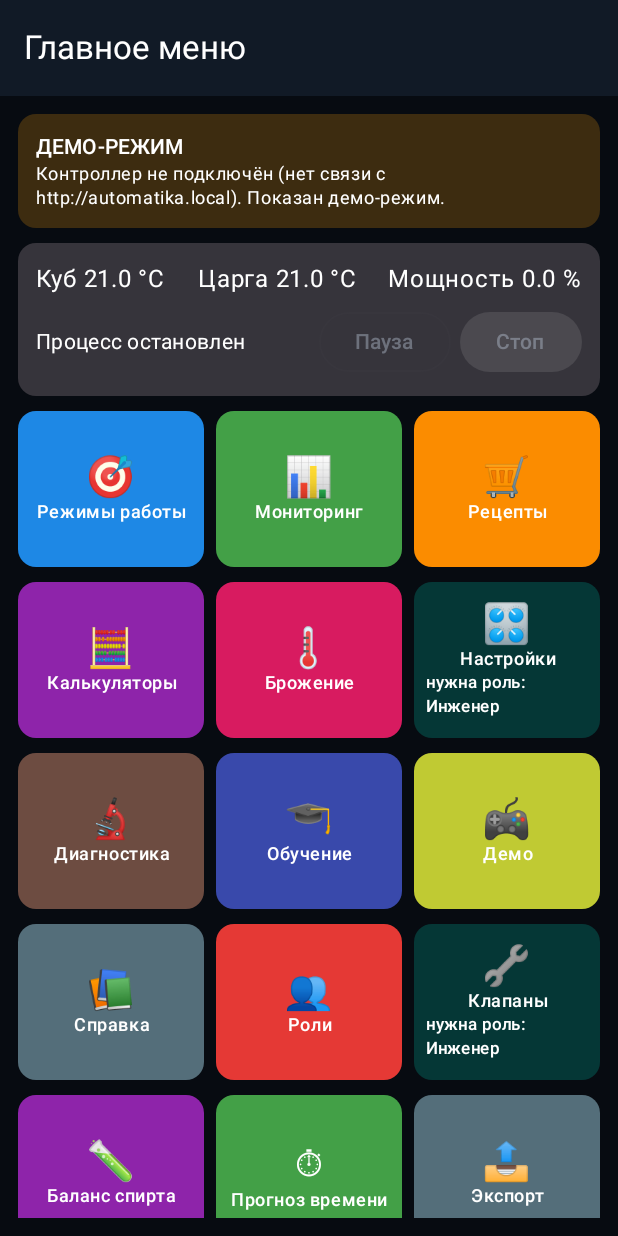
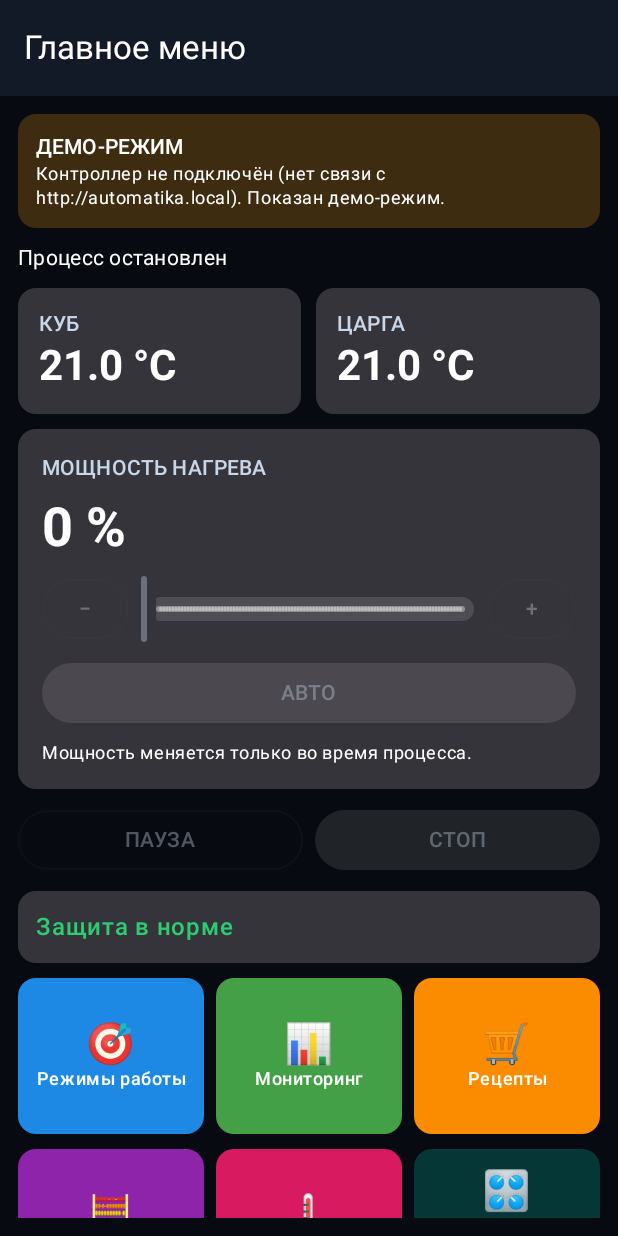
Before and after one commit to topsecret08/automatika_v2, an Android app built with Jetpack Compose: the screen it shows after launch (MainActivity), on a phone screen of 412 x 824 dp. Run offline under Robolectric (Android 15) with nearby library versions, the phone set to English and light mode, and no system bars; pictures from the network do not load.

Commit message:
Android home screen by reference, app icon in APK and PWA
- Dashboard on root: two temperature cards, power card (-/+, slider, AUTO), PAUSE/STOP, safety line. Manual power moved from the App page to the home screen.
- Dark window theme (Theme.Material.NoActionBar) and launcher icons mipmap-* from the Autopilot artwork.
- PWA icons regenerated from the same artwork. tools/automatika.ico added; EXE icon wiring in app.yml is a separate step (needs workflow token scope).

```diff
--- a/android/app/src/main/AndroidManifest.xml
+++ b/android/app/src/main/AndroidManifest.xml
@@ -4,9 +4,11 @@
     <uses-permission android:name="android.permission.INTERNET" />
 
     <application
+        android:icon="@mipmap/ic_launcher"
+        android:roundIcon="@mipmap/ic_launcher_round"
         android:label="@string/app_name"
         android:supportsRtl="true"
-        android:theme="@android:style/Theme.Material.Light.NoActionBar"
+        android:theme="@android:style/Theme.Material.NoActionBar"
         android:usesCleartextTraffic="true">
         <activity
             android:name=".MainActivity"
--- a/android/app/src/main/java/com/automatika/autopilot/ui/AutopilotScreen.kt
+++ b/android/app/src/main/java/com/automatika/autopilot/ui/AutopilotScreen.kt
@@ -10,6 +10,7 @@ import androidx.compose.foundation.rememberScrollState
 import androidx.compose.foundation.verticalScroll
 import androidx.compose.material3.AlertDialog
 import androidx.compose.material3.Button
+import androidx.compose.material3.ButtonDefaults
 import androidx.compose.material3.Card
 import androidx.compose.material3.CardDefaults
 import androidx.compose.material3.ExperimentalMaterial3Api
@@ -31,6 +32,8 @@ import androidx.compose.runtime.remember
 import androidx.compose.runtime.setValue
 import androidx.compose.ui.Alignment
 import androidx.compose.ui.Modifier
+import androidx.compose.ui.graphics.Color
+import androidx.compose.ui.text.font.FontWeight
 import androidx.compose.ui.text.input.PasswordVisualTransformation
 import androidx.compose.ui.unit.dp
 import androidx.lifecycle.compose.collectAsStateWithLifecycle
@@ -114,7 +117,7 @@ fun AutopilotScreen(vm: AutopilotViewModel) {
             verticalArrangement = Arrangement.spacedBy(10.dp),
         ) {
             LinkBanner(ui)
-            StatusStrip(ui, vm)
+            if (atRoot) Dashboard(ui, vm) else StatusStrip(ui, vm)
             if (notice.isNotBlank()) {
                 Card(Modifier.fillMaxWidth()) {
                     Text(notice, Modifier.padding(12.dp), style = MaterialTheme.typography.bodyMedium)
@@ -219,7 +222,6 @@ private fun processText(state: ControllerState?, alarm: Boolean): String = when
 @Composable
 private fun AppPage(ui: UiState, vm: AutopilotViewModel) {
     RoleCard(ui.settings) { role -> vm.saveSettings(ui.settings.copy(role = role)) }
-    PowerSection(ui, vm)
     SettingsCard(settings = ui.settings, onSave = vm::saveSettings)
     EventsSection(vm)
 }
@@ -246,31 +248,83 @@ private fun RoleCard(settings: Settings, onRole: (Int) -> Unit) {
     }
 }
 
+/** Главный экран по образцу дисплея: температуры, мощность, пауза и стоп, строка безопасности. */
 @Composable
-private fun PowerSection(ui: UiState, vm: AutopilotViewModel) {
+private fun Dashboard(ui: UiState, vm: AutopilotViewModel) {
+    val state = ui.state
+    val running = state?.running == true
+    val alarm = state != null && (!state.safetyOk || state.estop)
+    Column(verticalArrangement = Arrangement.spacedBy(10.dp)) {
+        Text(processText(state, alarm), style = MaterialTheme.typography.bodyMedium)
+        Row(Modifier.fillMaxWidth(), horizontalArrangement = Arrangement.spacedBy(10.dp)) {
+            TempCard("КУБ", fmt(state?.cube), Modifier.weight(1f))
+            TempCard("ЦАРГА", fmt(state?.column), Modifier.weight(1f))
+        }
+        PowerCard(ui, vm)
+        Row(Modifier.fillMaxWidth(), horizontalArrangement = Arrangement.spacedBy(8.dp)) {
+            OutlinedButton(
+                onClick = { vm.pause() },
+                enabled = !ui.busy && running && state?.paused != true,
+                modifier = Modifier.weight(1f),
+            ) { Text("ПАУЗА") }
+            Button(
+                onClick = { vm.stop() },
+                enabled = !ui.busy && running,
+                colors = ButtonDefaults.buttonColors(containerColor = MaterialTheme.colorScheme.error),
+                modifier = Modifier.weight(1f),
+            ) { Text("СТОП") }
+        }
+        Card(Modifier.fillMaxWidth()) {
+            Text(
+                if (alarm) "Защита сработала: проверьте журнал" else "Защита в норме",
+                modifier = Modifier.padding(12.dp),
+                color = if (alarm) MaterialTheme.colorScheme.error else Color(0xFF2ECC71),
+                fontWeight = FontWeight.SemiBold,
+            )
+        }
+    }
+}
+
+@Composable
+private fun TempCard(label: String, value: String, modifier: Modifier) {
+    Card(modifier) {
+        Column(Modifier.padding(14.dp)) {
+            Text(label, style = MaterialTheme.typography.labelLarge, color = MaterialTheme.colorScheme.onSurfaceVariant)
+            Text("$value °C", style = MaterialTheme.typography.headlineMedium, fontWeight = FontWeight.Bold)
+        }
+    }
+}
+
+@Composable
+private fun PowerCard(ui: UiState, vm: AutopilotViewModel) {
     val current = ui.state?.power?.toFloat() ?: 0f
     var target by remember { mutableFloatStateOf(current) }
-    val running = ui.state?.running == true
+    val enabled = ui.state?.running == true && !ui.busy
+    fun stepTo(value: Float) {
+        target = value.coerceIn(0f, 100f)
+        vm.setPower(target.toDouble())
+    }
     Card(Modifier.fillMaxWidth()) {
         Column(Modifier.padding(16.dp), verticalArrangement = Arrangement.spacedBy(8.dp)) {
-            Text("Ручная мощность", style = MaterialTheme.typography.titleMedium)
-            Text("Цель: ${"%.0f".format(target)} %")
+            Text("МОЩНОСТЬ НАГРЕВА", style = MaterialTheme.typography.labelLarge, color = MaterialTheme.colorScheme.onSurfaceVariant)
+            Text("${"%.0f".format(target)} %", style = MaterialTheme.typography.displaySmall, fontWeight = FontWeight.Bold)
+            Row(verticalAlignment = Alignment.CenterVertically, horizontalArrangement = Arrangement.spacedBy(8.dp)) {
+                OutlinedButton(onClick = { stepTo(target - 1f) }, enabled = enabled) { Text("−") }
                 Slider(
                     value = target,
                     onValueChange = { target = it },
+                    onValueChangeFinished = { vm.setPower(target.toDouble()) },
                     valueRange = 0f..100f,
                     steps = 99,
-                enabled = running && !ui.busy,
+                    enabled = enabled,
+                    modifier = Modifier.weight(1f),
                 )
-            Row(horizontalArrangement = Arrangement.spacedBy(8.dp)) {
-                Button(onClick = { vm.setPower(target.toDouble()) }, enabled = running && !ui.busy) {
-                    Text("Применить")
+                OutlinedButton(onClick = { stepTo(target + 1f) }, enabled = enabled) { Text("+") }
             }
-                OutlinedButton(onClick = { vm.setPower(null) }, enabled = running && !ui.busy) {
-                    Text("Авто")
+            Button(onClick = { vm.setPower(null) }, enabled = enabled, modifier = Modifier.fillMaxWidth()) {
+                Text("АВТО")
             }
-            }
-            if (!running) {
+            if (!enabled) {
                 Text("Мощность меняется только во время процесса.", style = MaterialTheme.typography.bodySmall)
             }
         }
```
Also changed, not shown: android/app/src/main/res/mipmap-hdpi/ic_launcher.png (added), android/app/src/main/res/mipmap-hdpi/ic_launcher_round.png (added), android/app/src/main/res/mipmap-mdpi/ic_launcher.png (added), android/app/src/main/res/mipmap-mdpi/ic_launcher_round.png (added), android/app/src/main/res/mipmap-xhdpi/ic_launcher.png (added), android/app/src/main/res/mipmap-xhdpi/ic_launcher_round.png (added), android/app/src/main/res/mipmap-xxhdpi/ic_launcher.png (added), android/app/src/main/res/mipmap-xxhdpi/ic_launcher_round.png (added), android/app/src/main/res/mipmap-xxxhdpi/ic_launcher.png (added), android/app/src/main/res/mipmap-xxxhdpi/ic_launcher_round.png (added), 6 other files. Lines whose indentation alone changed are shown as unchanged.
